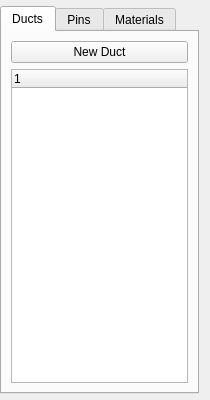
Above: Application/qInputListWidget.ui from Sprunth/RGG before the change. Below: the same form after it.
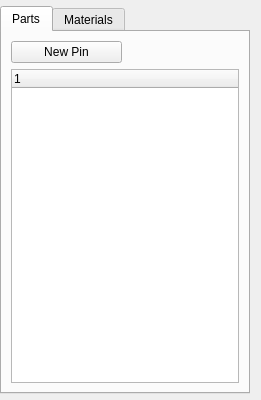
That is the form after the change.

Commit message: Update UI parts panels with loaded assembly

What changed in the file:
```diff
--- a/Application/qInputListWidget.ui
+++ b/Application/qInputListWidget.ui
@@ -6,7 +6,7 @@
    <rect>
     <x>0</x>
     <y>0</y>
-    <width>210</width>
+    <width>261</width>
     <height>400</height>
    </rect>
   </property>
@@ -28,20 +28,13 @@
      <property name="currentIndex">
       <number>0</number>
      </property>
-     <widget class="QWidget" name="tabDuct">
+     <widget class="QWidget" name="tabParts">
       <attribute name="title">
-       <string>Ducts</string>
+       <string>Parts</string>
       </attribute>
       <layout class="QGridLayout" name="gridLayout">
-       <item row="0" column="0">
-        <widget class="QPushButton" name="NewDuctButton">
-         <property name="text">
-          <string>New Duct</string>
-         </property>
-        </widget>
-       </item>
-       <item row="1" column="0">
-        <widget class="QTreeWidget" name="DuctList">
+       <item row="1" column="0" colspan="2">
+        <widget class="QTreeWidget" name="PartsList">
          <column>
           <property name="text">
            <string notr="true">1</string>
@@ -49,13 +42,6 @@
          </column>
         </widget>
        </item>
-      </layout>
-     </widget>
-     <widget class="QWidget" name="tabPin">
-      <attribute name="title">
-       <string>Pins</string>
-      </attribute>
-      <layout class="QGridLayout" name="gridLayout_2">
        <item row="0" column="0">
         <widget class="QPushButton" name="NewPinButton">
          <property name="text">
@@ -63,15 +49,6 @@
          </property>
         </widget>
        </item>
-       <item row="1" column="0">
-        <widget class="QTreeWidget" name="PinList">
-         <column>
-          <property name="text">
-           <string notr="true">1</string>
-          </property>
-         </column>
-        </widget>
-       </item>
       </layout>
      </widget>
      <widget class="QWidget" name="tabMaterial">
```
The commit also changes 13 other files.
